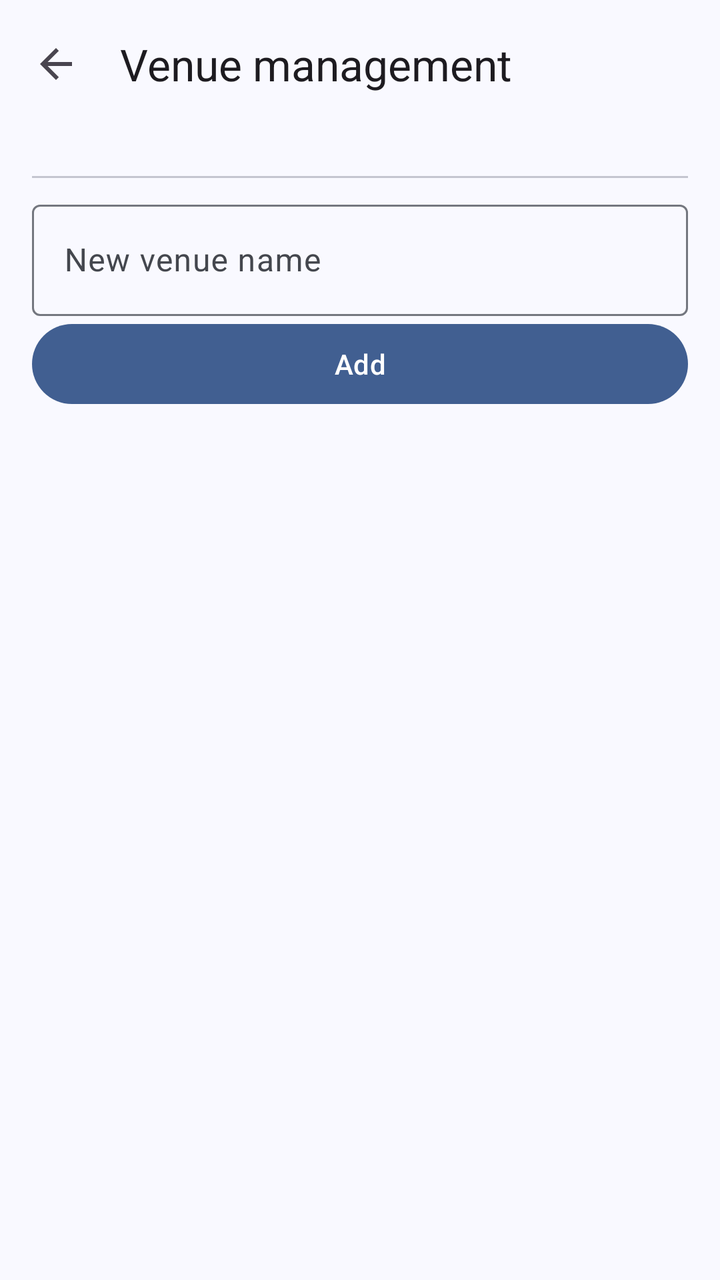
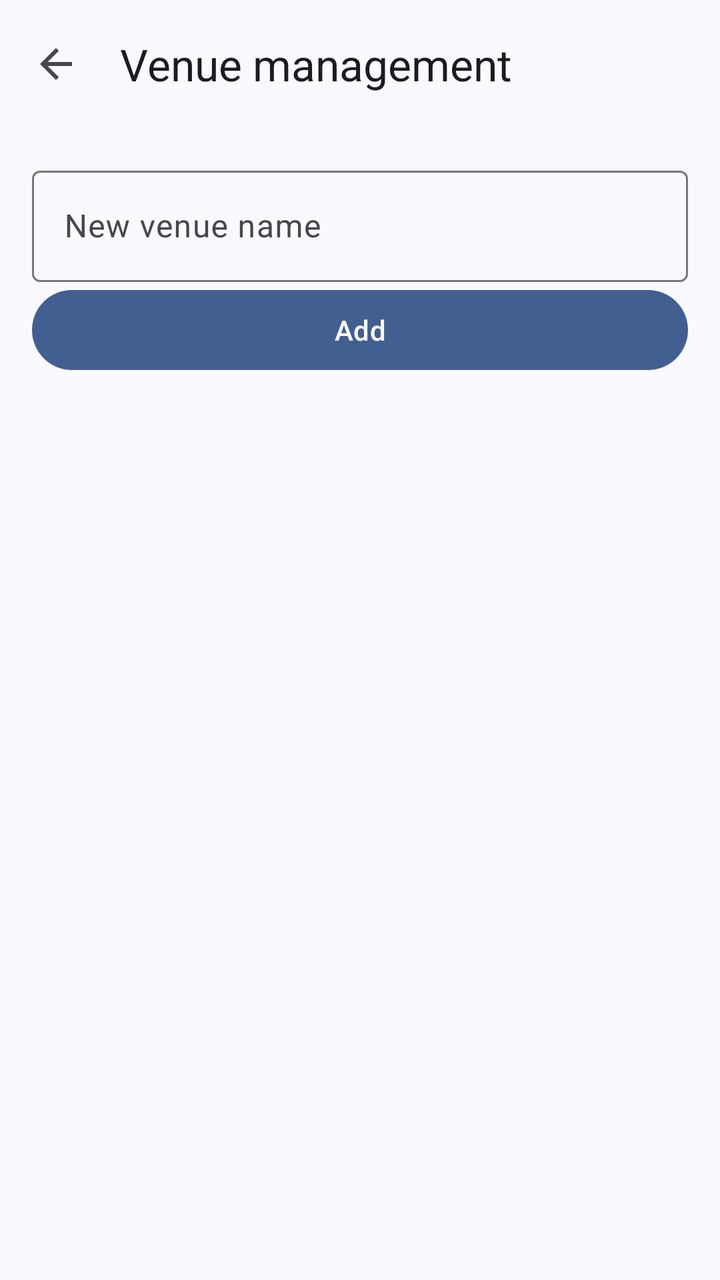

Two renders of the same Android screen: before a commit and after it. Below are the layout's source before the change and the commit's diff.
<!-- AndroidManifest.xml: application theme Theme.Ticketree -->
<!-- res/layout/activity_venue_management.xml -->
<?xml version="1.0" encoding="utf-8"?>
<LinearLayout xmlns:android="http://schemas.android.com/apk/res/android"
    xmlns:app="http://schemas.android.com/apk/res-auto"
    android:layout_width="match_parent"
    android:layout_height="match_parent"
    android:fitsSystemWindows="true"
    android:orientation="vertical">
    <com.google.android.material.appbar.MaterialToolbar
        android:id="@+id/toolbar"
        android:layout_width="match_parent"
        android:layout_height="?attr/actionBarSize"
        app:navigationContentDescription="Back"
        app:navigationIcon="@drawable/ic_back"
        app:title="Venue management" />
<LinearLayout xmlns:android="http://schemas.android.com/apk/res/android"
    xmlns:app="http://schemas.android.com/apk/res-auto"
    android:layout_width="match_parent"
    android:layout_height="0dp"
    android:layout_weight="1"
    android:orientation="vertical"
    android:padding="16dp">

    <com.google.android.material.divider.MaterialDivider
        android:layout_width="match_parent"
        android:layout_height="wrap_content"
        android:layout_marginVertical="8dp" />

    <com.google.android.material.textfield.TextInputLayout
        android:id="@+id/tilVenue"
        style="@style/Widget.Material3.TextInputLayout.OutlinedBox"
        android:layout_width="match_parent"
        android:layout_height="wrap_content"
        android:hint="New venue name">

        <com.google.android.material.textfield.TextInputEditText
            android:id="@+id/etVenue"
            android:layout_width="match_parent"
            android:layout_height="wrap_content"
            android:inputType="text" />
    </com.google.android.material.textfield.TextInputLayout>

    <com.google.android.material.button.MaterialButton
        android:id="@+id/btnAdd"
        android:layout_width="match_parent"
        android:layout_height="wrap_content"
        android:text="Add" />

    <include
        android:id="@+id/empty"
        layout="@layout/view_empty"
        android:layout_width="match_parent"
        android:layout_height="wrap_content"
        android:visibility="gone" />

    <androidx.recyclerview.widget.RecyclerView
        android:id="@+id/rvList"
        android:layout_width="match_parent"
        android:layout_height="0dp"
        android:layout_weight="1" />
</LinearLayout>
</LinearLayout>
<!-- res/layout/view_empty.xml (included above) -->
<?xml version="1.0" encoding="utf-8"?>
<LinearLayout xmlns:android="http://schemas.android.com/apk/res/android"
    android:layout_width="match_parent"
    android:layout_height="wrap_content"
    android:gravity="center_horizontal"
    android:orientation="vertical"
    android:padding="32dp">

    <com.google.android.material.textview.MaterialTextView
        android:id="@+id/tvEmoji"
        android:importantForAccessibility="no"
        android:layout_width="wrap_content"
        android:layout_height="wrap_content"
        android:textSize="56sp" />

    <com.google.android.material.textview.MaterialTextView
        android:id="@+id/tvMessage"
        android:layout_width="match_parent"
        android:layout_height="wrap_content"
        android:layout_marginTop="8dp"
        android:gravity="center"
        android:textAppearance="?attr/textAppearanceTitleMedium" />

    <com.google.android.material.button.MaterialButton
        android:id="@+id/btnEmpty"
        android:layout_width="wrap_content"
        android:layout_height="wrap_content"
        android:layout_marginTop="16dp"
        android:visibility="gone" />
</LinearLayout>
<!-- resources referenced by this layout -->
<resources>
  <!-- drawable ic_back (drawable) -->
  <vector xmlns:android="http://schemas.android.com/apk/res/android"
      android:width="24dp"
      android:height="24dp"
      android:tint="?attr/colorControlNormal"
      android:viewportWidth="24"
      android:viewportHeight="24">
      <path
          android:fillColor="@android:color/white"
          android:pathData="M20,11H7.83l5.59,-5.59L12,4l-8,8 8,8 1.41,-1.41L7.83,13H20v-2z" />
  </vector>
  <style name="Theme.Ticketree" parent="AppTheme">
          <item name="android:windowSoftInputMode">adjustResize</item>
          <item name="android:windowAnimationStyle">@style/Animation.Ticketree</item>
      </style>
  <style name="Animation.Ticketree" parent="@android:style/Animation.Activity">
          <item name="android:activityOpenEnterAnimation">@anim/screen_open_enter</item>
          <item name="android:activityOpenExitAnimation">@anim/screen_open_exit</item>
          <item name="android:activityCloseEnterAnimation">@anim/screen_close_enter</item>
          <item name="android:activityCloseExitAnimation">@anim/screen_close_exit</item>
      </style>
  <color name="md_theme_primary">#415F91</color>
  <color name="md_theme_onPrimary">#FFFFFF</color>
  <color name="md_theme_primaryContainer">#D6E3FF</color>
  <color name="md_theme_onPrimaryContainer">#284777</color>
  <color name="md_theme_secondary">#565F71</color>
  <color name="md_theme_onSecondary">#FFFFFF</color>
  <color name="md_theme_secondaryContainer">#DAE2F9</color>
  <color name="md_theme_onSecondaryContainer">#3E4759</color>
  <color name="md_theme_tertiary">#705575</color>
  <color name="md_theme_onTertiary">#FFFFFF</color>
  <color name="md_theme_tertiaryContainer">#FAD8FD</color>
  <color name="md_theme_onTertiaryContainer">#573E5C</color>
  <color name="md_theme_error">#BA1A1A</color>
  <color name="md_theme_onError">#FFFFFF</color>
  <color name="md_theme_errorContainer">#FFDAD6</color>
  <color name="md_theme_onErrorContainer">#93000A</color>
  <color name="md_theme_background">#F9F9FF</color>
  <color name="md_theme_onBackground">#191C20</color>
  <color name="md_theme_surface">#F9F9FF</color>
  <color name="md_theme_onSurface">#191C20</color>
  <color name="md_theme_surfaceVariant">#E0E2EC</color>
  <color name="md_theme_onSurfaceVariant">#44474E</color>
  <color name="md_theme_outline">#74777F</color>
  <color name="md_theme_outlineVariant">#C4C6D0</color>
  <color name="md_theme_inverseSurface">#2E3036</color>
  <color name="md_theme_inverseOnSurface">#F0F0F7</color>
  <color name="md_theme_inversePrimary">#AAC7FF</color>
  <color name="md_theme_primaryFixed">#D6E3FF</color>
  <color name="md_theme_onPrimaryFixed">#001B3E</color>
  <color name="md_theme_primaryFixedDim">#AAC7FF</color>
  <color name="md_theme_onPrimaryFixedVariant">#284777</color>
  <color name="md_theme_secondaryFixed">#DAE2F9</color>
  <color name="md_theme_onSecondaryFixed">#131C2B</color>
  <color name="md_theme_secondaryFixedDim">#BEC6DC</color>
  <color name="md_theme_onSecondaryFixedVariant">#3E4759</color>
  <color name="md_theme_tertiaryFixed">#FAD8FD</color>
  <color name="md_theme_onTertiaryFixed">#28132E</color>
  <color name="md_theme_tertiaryFixedDim">#DDBCE0</color>
  <color name="md_theme_onTertiaryFixedVariant">#573E5C</color>
  <color name="md_theme_surfaceDim">#D9D9E0</color>
  <color name="md_theme_surfaceBright">#F9F9FF</color>
  <color name="md_theme_surfaceContainerLowest">#FFFFFF</color>
  <color name="md_theme_surfaceContainerLow">#F3F3FA</color>
  <color name="md_theme_surfaceContainer">#EDEDF4</color>
  <color name="md_theme_surfaceContainerHigh">#E7E8EE</color>
  <color name="md_theme_surfaceContainerHighest">#E2E2E9</color>
  <!-- unchanged entries left out for length: 1 -->
</resources>

<!-- the commit's change to res/layout/activity_venue_management.xml (unified diff, before → after) -->
@@ -19,11 +19,6 @@
     android:layout_weight="1"
     android:orientation="vertical"
     android:padding="16dp">
-
-    <com.google.android.material.divider.MaterialDivider
-        android:layout_width="match_parent"
-        android:layout_height="wrap_content"
-        android:layout_marginVertical="8dp" />
 
     <com.google.android.material.textfield.TextInputLayout
         android:id="@+id/tilVenue"
